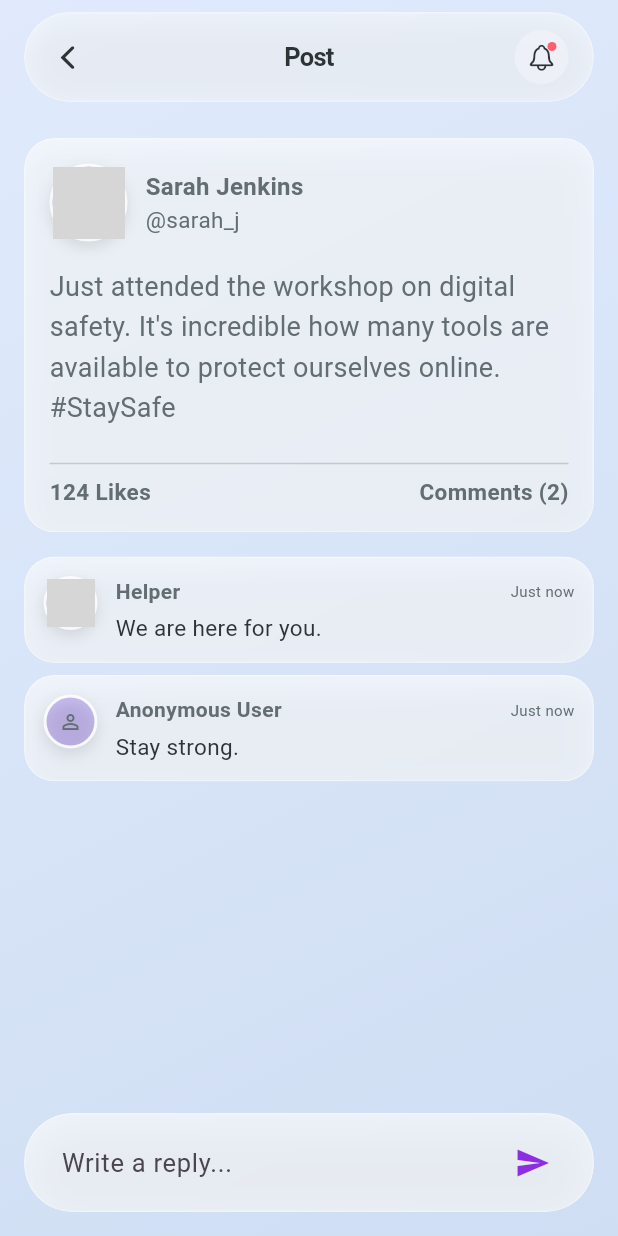
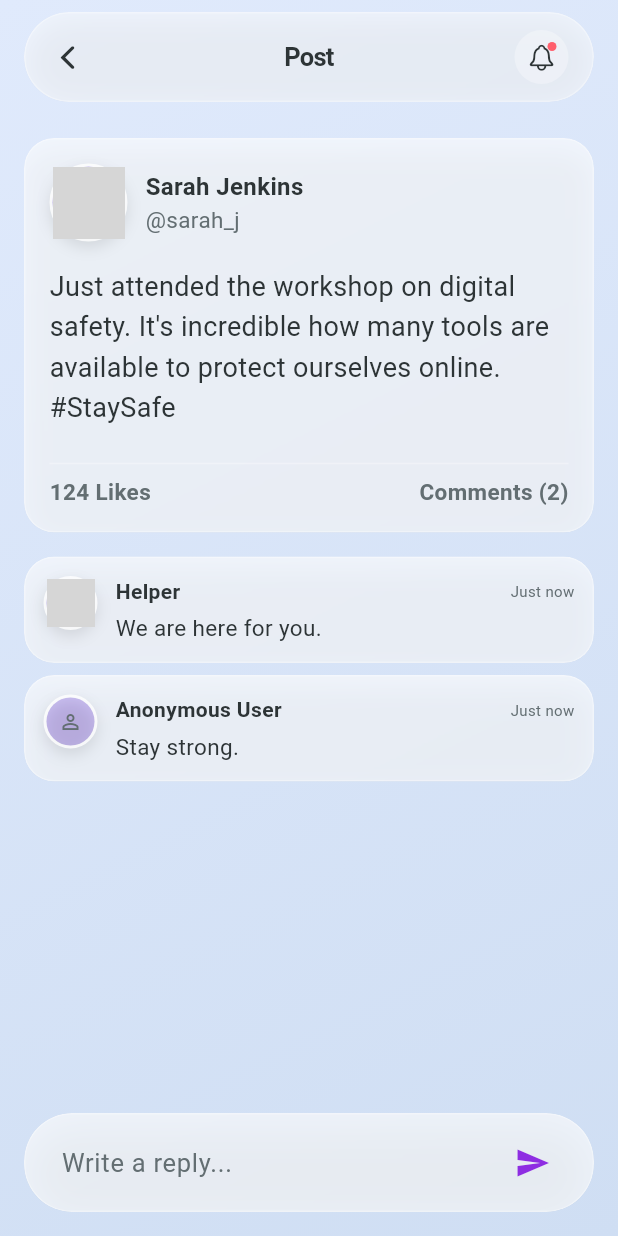
Before and after one commit to hosiahledwaba-cmyk/CallOut-UI-Demo, a Flutter app: the PostDetailScreen screen opened directly with sample values from the repository, on a phone screen of 412 x 824 dp. Run offline on Flutter 3.47's test engine with Material 3 defaults, Android fonts, the phone set to English and light mode, and no system bars; our stand-ins replace app_links, firebase_core, firebase_messaging, flutter_image_compress, flutter_local_notifications, flutter_map and 4 more; accounts and stored records are empty; generated files the repository leaves out were written again; network calls fail; Roboto replaces fonts that are missing (SF Pro Display); grey boxes are pictures that could not be loaded.

```diff
--- a/lib/screens/post_detail_screen.dart
+++ b/lib/screens/post_detail_screen.dart
@@ -132,9 +132,22 @@ class _PostDetailScreenState extends State<PostDetailScreen> {
 
   @override
   Widget build(BuildContext context) {
+    // Theme Checks
+    final isDark = Theme.of(context).brightness == Brightness.dark;
+    final primaryTextColor = isDark
+        ? DesignTokens.textPrimaryDark
+        : DesignTokens.textPrimary;
+    final secondaryTextColor = isDark
+        ? DesignTokens.textSecondaryDark
+        : DesignTokens.textSecondary;
+    final inputBgColor = isDark
+        ? DesignTokens.glassDark
+        : DesignTokens.glassWhite.withOpacity(0.65);
+    final inputBorderColor = isDark
+        ? DesignTokens.glassBorderDark
+        : DesignTokens.glassBorder;
+
     // 1. WATCH GLOBAL STATE FOR LIKES
-    // This connects to the root Timer. When the Feed refreshes,
-    // the like count here will update automatically.
     final livePost = context.select<AppStateNotifier, Post>((notifier) {
       try {
         return notifier.feed.firstWhere((p) => p.id == widget.post.id);
@@ -174,12 +187,19 @@ class _PostDetailScreenState extends State<PostDetailScreen> {
                                       children: [
                                         Text(
                                           livePost.author.displayName,
-                                          style: const TextStyle(
+                                          style: TextStyle(
                                             fontWeight: FontWeight.bold,
                                             fontSize: 16,
+                                            color: primaryTextColor, // Dynamic
                                           ),
                                         ),
-                                        Text("@${livePost.author.username}"),
+                                        Text(
+                                          "@${livePost.author.username}",
+                                          style: TextStyle(
+                                            color:
+                                                secondaryTextColor, // Dynamic
+                                          ),
+                                        ),
                                       ],
                                     ),
                                   ),
@@ -191,7 +211,11 @@ class _PostDetailScreenState extends State<PostDetailScreen> {
                             // Post Content Text
                             Text(
                               livePost.content,
-                              style: const TextStyle(fontSize: 18, height: 1.5),
+                              style: TextStyle(
+                                fontSize: 18,
+                                height: 1.5,
+                                color: primaryTextColor, // Dynamic
+                              ),
                             ),
 
                             // --- MEDIA CAROUSEL ---
@@ -246,7 +270,10 @@ class _PostDetailScreenState extends State<PostDetailScreen> {
                                           shape: BoxShape.circle,
                                           color: _currentImageIndex == index
                                               ? DesignTokens.accentPrimary
-                                              : DesignTokens.glassBorder,
+                                              : (isDark
+                                                    ? DesignTokens
+                                                          .glassBorderDark
+                                                    : DesignTokens.glassBorder),
                                         ),
                                       ),
                                     ),
@@ -273,23 +300,28 @@ class _PostDetailScreenState extends State<PostDetailScreen> {
                             ],
 
                             const SizedBox(height: 16),
-                            const Divider(),
+                            Divider(
+                              color: isDark
+                                  ? DesignTokens.glassBorderDark
+                                  : DesignTokens.glassBorder,
+                            ),
                             // Stats Row
                             Row(
                               mainAxisAlignment: MainAxisAlignment.spaceBetween,
                               children: [
                                 Text(
                                   "${livePost.likes} Likes",
-                                  style: const TextStyle(
+                                  style: TextStyle(
                                     fontWeight: FontWeight.bold,
-                                    color: DesignTokens.textSecondary,
+                                    color: secondaryTextColor, // Dynamic
                                   ),
                                 ),
                                 // Use local list length for accurate count
                                 Text(
                                   "Comments (${_comments.length})",
-                                  style: const TextStyle(
+                                  style: TextStyle(
                                     fontWeight: FontWeight.bold,
+                                    color: secondaryTextColor, // Dynamic
                                   ),
                                 ),
                               ],
@@ -301,13 +333,13 @@ class _PostDetailScreenState extends State<PostDetailScreen> {
                       const SizedBox(height: 16),
                       // Comments List
                       if (_comments.isEmpty)
-                        const Padding(
-                          padding: EdgeInsets.all(20.0),
+                        Padding(
+                          padding: const EdgeInsets.all(20.0),
                           child: Center(
                             child: Text(
                               "No comments yet.",
                               style: TextStyle(
-                                color: DesignTokens.textSecondary,
+                                color: secondaryTextColor, // Dynamic
                               ),
                             ),
                           ),
@@ -315,7 +347,7 @@ class _PostDetailScreenState extends State<PostDetailScreen> {
                       else
                         Column(
                           children: _comments
-                              .map((c) => _buildCommentItem(c))
+                              .map((c) => _buildCommentItem(c, isDark))
                               .toList(),
                         ),
                       const SizedBox(height: 100),
@@ -343,15 +375,17 @@ class _PostDetailScreenState extends State<PostDetailScreen> {
                     vertical: 8,
                   ),
                   decoration: BoxDecoration(
-                    color: DesignTokens.glassWhite.withOpacity(0.65),
+                    color: inputBgColor, // Dynamic
                     borderRadius: BorderRadius.circular(32),
                     border: Border.all(
-                      color: DesignTokens.glassBorder,
+                      color: inputBorderColor, // Dynamic
                       width: 1.0,
                     ),
                     boxShadow: [
                       BoxShadow(
-                        color: DesignTokens.glassShadow.withOpacity(0.15),
+                        color: isDark
+                            ? DesignTokens.glassShadowDark
+                            : DesignTokens.glassShadow.withOpacity(0.15),
                         blurRadius: 24,
                         offset: const Offset(0, 8),
                       ),
@@ -362,10 +396,18 @@ class _PostDetailScreenState extends State<PostDetailScreen> {
                       Expanded(
                         child: TextField(
                           controller: _commentController,
-                          decoration: const InputDecoration(
+                          style: TextStyle(
+                            color: primaryTextColor,
+                          ), // Dynamic Text
+                          decoration: InputDecoration(
                             hintText: "Write a reply...",
+                            hintStyle: TextStyle(
+                              color: secondaryTextColor, // Dynamic Hint
+                            ),
                             border: InputBorder.none,
-                            contentPadding: EdgeInsets.symmetric(horizontal: 8),
+                            contentPadding: const EdgeInsets.symmetric(
+                              horizontal: 8,
+                            ),
                           ),
                         ),
                       ),
@@ -387,7 +429,14 @@ class _PostDetailScreenState extends State<PostDetailScreen> {
     );
   }
 
-  Widget _buildCommentItem(Comment comment) {
+  Widget _buildCommentItem(Comment comment, bool isDark) {
+    final primaryTextColor = isDark
+        ? DesignTokens.textPrimaryDark
+        : DesignTokens.textPrimary;
+    final secondaryTextColor = isDark
+        ? DesignTokens.textSecondaryDark
+        : DesignTokens.textSecondary;
+
     // Key is CRITICAL for preventing list jumps when data updates
     return Padding(
       key: ValueKey(comment.id),
@@ -413,17 +462,18 @@ class _PostDetailScreenState extends State<PostDetailScreen> {
                         onTap: () => _navigateToProfile(comment.author.id),
                         child: Text(
                           comment.author.displayName,
-                          style: const TextStyle(
+                          style: TextStyle(
                             fontWeight: FontWeight.bold,
                             fontSize: 14,
+                            color: primaryTextColor, // Dynamic
                           ),
                         ),
                       ),
                       Text(
                         TimeFormatter.formatRelative(comment.timestamp),
-                        style: const TextStyle(
+                        style: TextStyle(
                           fontSize: 10,
-                          color: DesignTokens.textSecondary,
+                          color: secondaryTextColor, // Dynamic
                         ),
                       ),
                     ],
@@ -431,7 +481,7 @@ class _PostDetailScreenState extends State<PostDetailScreen> {
                   const SizedBox(height: 4),
                   Text(
                     comment.text,
-                    style: const TextStyle(color: DesignTokens.textPrimary),
+                    style: TextStyle(color: primaryTextColor), // Dynamic
                   ),
                 ],
               ),
--- a/pubspec.yaml
+++ b/pubspec.yaml
@@ -50,6 +50,7 @@ dependencies:
   cupertino_icons: ^1.0.8
   app_links: ^7.0.0
   firebase_messaging: ^16.1.0
+  flutter_local_notifications: ^17.0.0
 
 dev_dependencies:
   flutter_test:
```
Also changed, not shown: lib/app.dart (+1 -22 lines), lib/screens/chat_screen.dart (+31 -19 lines), lib/screens/create_post_screen.dart (+29 -9 lines), lib/screens/login_screen.dart (+21 -8 lines), lib/screens/profile_screen.dart (+68 -48 lines), lib/services/push_notification_service.dart (+78 -6 lines), lib/widgets/glass_text_field.dart (+17 -3 lines), lib/widgets/in_app_notification.dart (+29 -27 lines).
